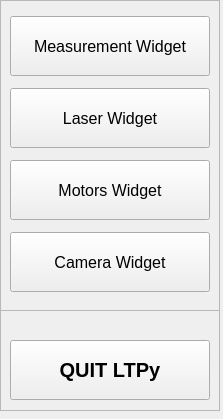
Old version of the form Graphics/PyQt_files/MainLTPyApp.ui in the repository maltissimo/LTPy.
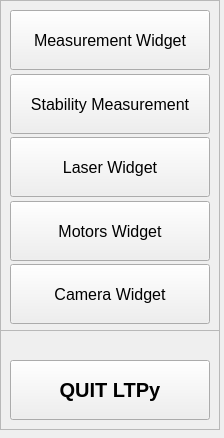
New version of the form.

```diff
--- a/Graphics/PyQt_files/MainLTPyApp.ui
+++ b/Graphics/PyQt_files/MainLTPyApp.ui
@@ -6,8 +6,8 @@
    <rect>
     <x>0</x>
     <y>0</y>
-    <width>223</width>
-    <height>419</height>
+    <width>224</width>
+    <height>438</height>
    </rect>
   </property>
   <property name="sizePolicy">
@@ -32,7 +32,7 @@
       <x>0</x>
       <y>0</y>
       <width>220</width>
-      <height>311</height>
+      <height>331</height>
      </rect>
     </property>
     <property name="sizePolicy">
@@ -78,6 +78,30 @@
        </property>
       </widget>
      </item>
+     <item>
+      <widget class="QPushButton" name="StabMeasurement">
+       <property name="sizePolicy">
+        <sizepolicy hsizetype="Fixed" vsizetype="Fixed">
+         <horstretch>0</horstretch>
+         <verstretch>0</verstretch>
+        </sizepolicy>
+       </property>
+       <property name="minimumSize">
+        <size>
+         <width>200</width>
+         <height>60</height>
+        </size>
+       </property>
+       <property name="font">
+        <font>
+         <pointsize>12</pointsize>
+        </font>
+       </property>
+       <property name="text">
+        <string>Stability Measurement</string>
+       </property>
+      </widget>
+     </item>
      <item>
       <widget class="QPushButton" name="LaserButton">
        <property name="sizePolicy">
@@ -156,9 +180,9 @@
     <property name="geometry">
      <rect>
       <x>0</x>
-      <y>310</y>
+      <y>330</y>
       <width>220</width>
-      <height>101</height>
+      <height>100</height>
      </rect>
     </property>
     <property name="sizePolicy">
```
Left out of the diff: 4 changed lines with no effect on the pictures.
